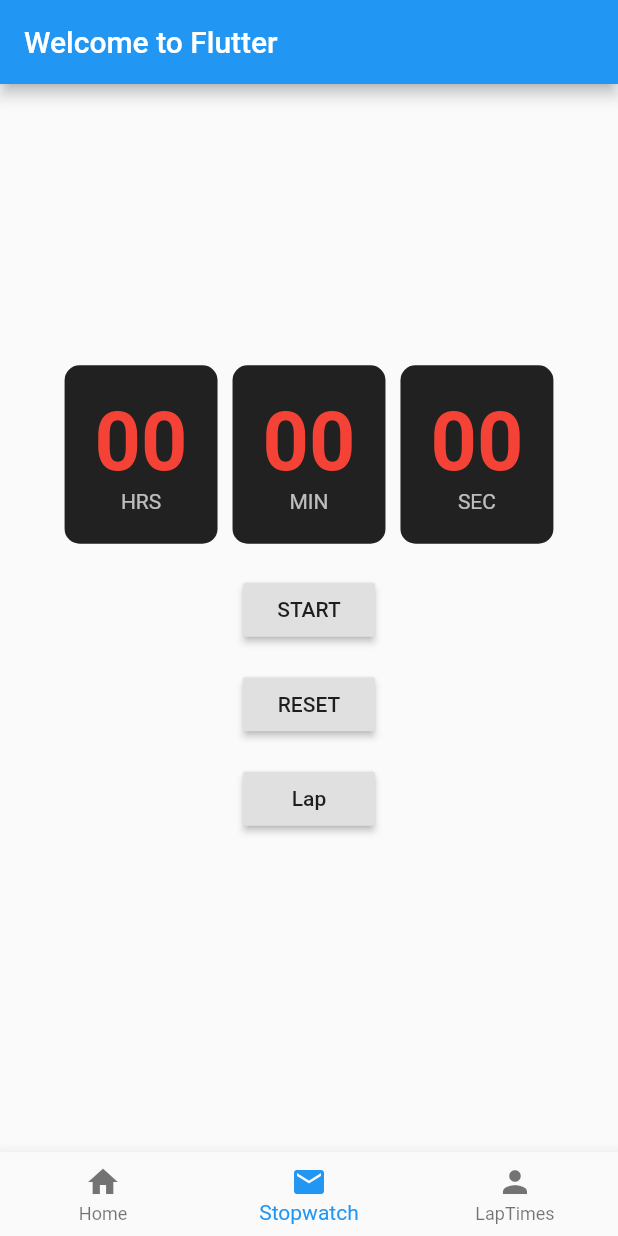
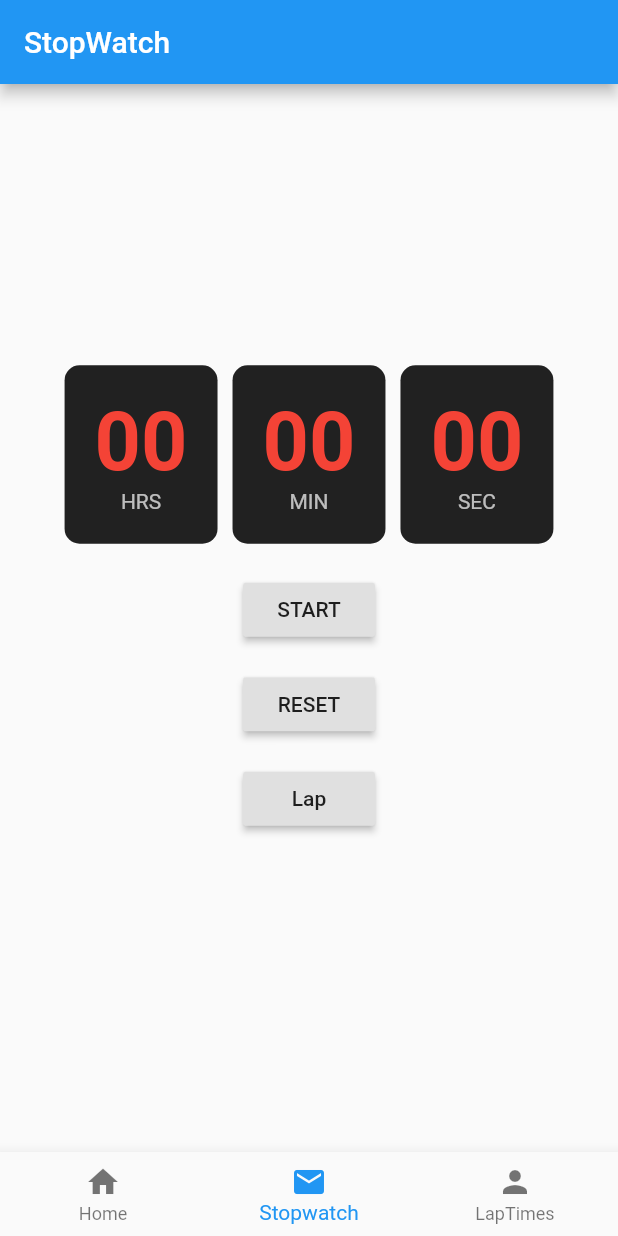
Before and after one commit to razanjoshi/flutter-stopwatch, a Flutter app: the screen it shows after launch, item 2 of the bottom bar chosen, on a phone screen of 412 x 824 dp. Run offline on Flutter 3.47's test engine with Material 2 defaults, Android fonts, the phone set to English and light mode, and no system bars.

Commit message:
Change respective appBar title as page changes.

```diff
--- a/lib/main.dart
+++ b/lib/main.dart
@@ -15,6 +15,12 @@ class MainPage extends StatefulWidget {
 
 class MainPageState extends State<MainPage>{
   int _selectedPage = 0;
+  final _appBarTitle = [
+    'Welcome to Flutter',
+    'StopWatch',
+    'Lap Time Logs'
+  ];
+
   final _pageOptions = [
     Text('Home page'),
     TimerApp(),
@@ -26,7 +32,7 @@ class MainPageState extends State<MainPage>{
       title: 'Welcome to Flutter',
       home: Scaffold(
         appBar: AppBar(
-          title: Text('Welcome to Flutter'),
+          title: Text(_appBarTitle[_selectedPage]),
         ),
         bottomNavigationBar: BottomNavigationBar(
           currentIndex: _selectedPage, // this will be set when a new tab is tapped
--- a/lib/stopwatch.dart
+++ b/lib/stopwatch.dart
@@ -43,9 +43,8 @@ class TimerAppState extends State<TimerApp> {
     int hours = secondsPassed ~/ (60 * 60);
 
     return MaterialApp(
-      title: 'Welcome to Flutter',
+      title: 'Stopwatch',
       home: Scaffold(
-
         body: Center(
           child: Column(
             mainAxisSize: MainAxisSize.min,
```
